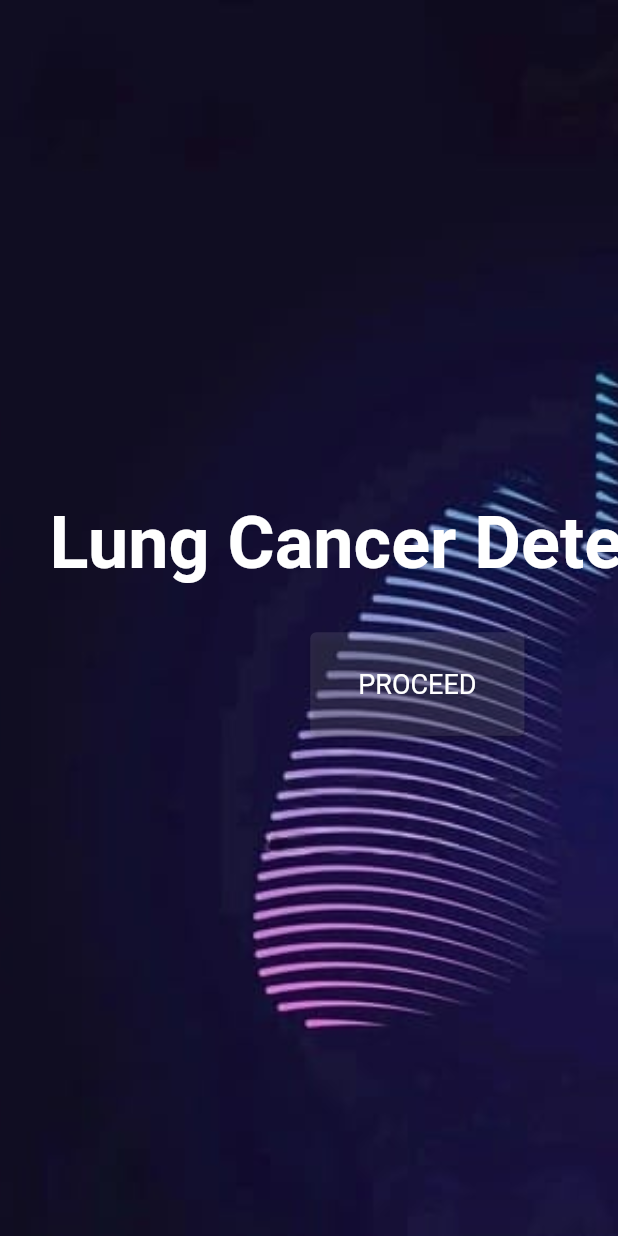
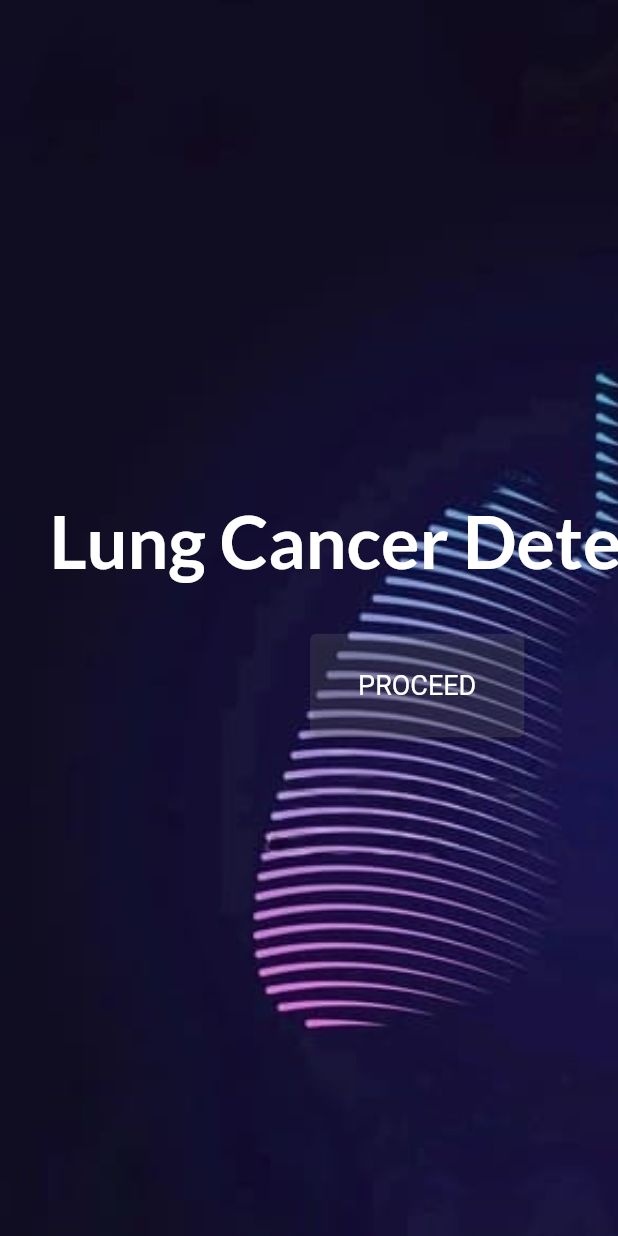
Before and after one commit to rahul-badgujar/webapp_lung_cancer_detection, a Flutter app: the screen it shows after launch, on a phone screen of 412 x 824 dp. Run offline on Flutter 3.47's test engine with Material 2 defaults, Android fonts, the phone set to English and light mode, and no system bars; our stand-ins replace google_fonts, image_picker.

Commit message:
added resources

```diff
--- a/lib/main.dart
+++ b/lib/main.dart
@@ -1,6 +1,7 @@
 import 'package:flutter/material.dart';
 
 import 'pages/landing_page/landing_page.dart';
+import 'resources/themes.dart';
 
 void main() {
   runApp(const MainApp());
@@ -11,9 +12,10 @@ class MainApp extends StatelessWidget {
 
   @override
   Widget build(BuildContext context) {
-    return const MaterialApp(
+    return MaterialApp(
       debugShowCheckedModeBanner: false,
-      home: LandingPage(),
+      theme: Themes.primaryLightTheme,
+      home: const LandingPage(),
     );
   }
 }
--- /dev/null
+++ b/lib/resources/colors_pallet.dart
@@ -0,0 +1,60 @@
+import 'dart:math';
+import 'package:flutter/material.dart';
+
+class ColorPalette {
+  static Color primaryColor = const Color.fromARGB(255, 105, 92, 214);
+  static MaterialColor primarySwatch = generateMaterialColor(primaryColor);
+
+  static const Color scaffoldBgColor = Color.fromARGB(255, 252, 252, 252);
+
+  static Color textDarkShade(int shade) {
+    int value = (shade * 16 - 1) % 256;
+    if (value < 0) value = 0;
+    return Color.fromARGB(255, value, value, value);
+  }
+
+  static Color textLightShade(int shade) {
+    shade = 16 - shade;
+    int value = (shade * 16 - 1) % 256;
+    if (value < 0) value = 0;
+    return Color.fromARGB(255, value, value, value);
+  }
+
+  static Color freeEventRegistrationButtonColor = Colors.greenAccent.shade700;
+  static Color paidEventRegistrationButtonColor = Colors.amber.shade600;
+
+  static Color newItemBubbleColor = ColorPalette.textLightShade(0);
+
+  static MaterialColor generateMaterialColor(Color color) {
+    return MaterialColor(color.value, {
+      50: tintColor(color, 0.9),
+      100: tintColor(color, 0.8),
+      200: tintColor(color, 0.6),
+      300: tintColor(color, 0.4),
+      400: tintColor(color, 0.2),
+      500: color,
+      600: shadeColor(color, 0.1),
+      700: shadeColor(color, 0.2),
+      800: shadeColor(color, 0.3),
+      900: shadeColor(color, 0.4),
+    });
+  }
+
+  static int tintValue(int value, double factor) {
+    return max(0, min((value + ((255 - value) * factor)).round(), 255));
+  }
+
+  static Color tintColor(Color color, double factor) {
+    return Color.fromRGBO(tintValue(color.red, factor),
+        tintValue(color.green, factor), tintValue(color.blue, factor), 1);
+  }
+
+  static int shadeValue(int value, double factor) {
+    return max(0, min(value - (value * factor).round(), 255));
+  }
+
+  static Color shadeColor(Color color, double factor) {
+    return Color.fromRGBO(shadeValue(color.red, factor),
+        shadeValue(color.green, factor), shadeValue(color.blue, factor), 1);
+  }
+}
--- /dev/null
+++ b/lib/resources/themes.dart
@@ -0,0 +1,30 @@
+import 'package:flutter/material.dart';
+import 'package:google_fonts/google_fonts.dart';
+
+import 'colors_pallet.dart';
+
+class Themes {
+  static ThemeData get primaryLightTheme {
+    return ThemeData(
+      primarySwatch: ColorPalette.primarySwatch,
+      primaryColor: ColorPalette.primaryColor,
+      visualDensity: VisualDensity.adaptivePlatformDensity,
+      scaffoldBackgroundColor: ColorPalette.scaffoldBgColor,
+      textTheme: GoogleFonts.latoTextTheme().copyWith(),
+      appBarTheme: defaultAppBarTheme,
+    );
+  }
+
+  static AppBarTheme get defaultAppBarTheme {
+    return const AppBarTheme(
+      elevation: 0,
+    );
+  }
+
+  static AppBarTheme get lightAppBarTheme {
+    return defaultAppBarTheme.copyWith(
+      backgroundColor: ColorPalette.scaffoldBgColor,
+      foregroundColor: ColorPalette.textDarkShade(3),
+    );
+  }
+}
--- a/lib/services/image_pick_service.dart
+++ b/lib/services/image_pick_service.dart
@@ -1,7 +1,5 @@
-import 'dart:io';
 import 'dart:typed_data';
 
-import 'package:flutter/material.dart';
 import 'package:image_picker/image_picker.dart';
 
 class ImagePickService {
--- a/pubspec.yaml
+++ b/pubspec.yaml
@@ -9,6 +9,7 @@ environment:
 dependencies:
   flutter:
     sdk: flutter
+  google_fonts: ^4.0.3
   image_picker: ^0.8.7+1
 
 dev_dependencies:
```
Also changed, not shown: lib/pages/prediction_page/prediction_page.dart (+42 -12 lines), pubspec.lock.
